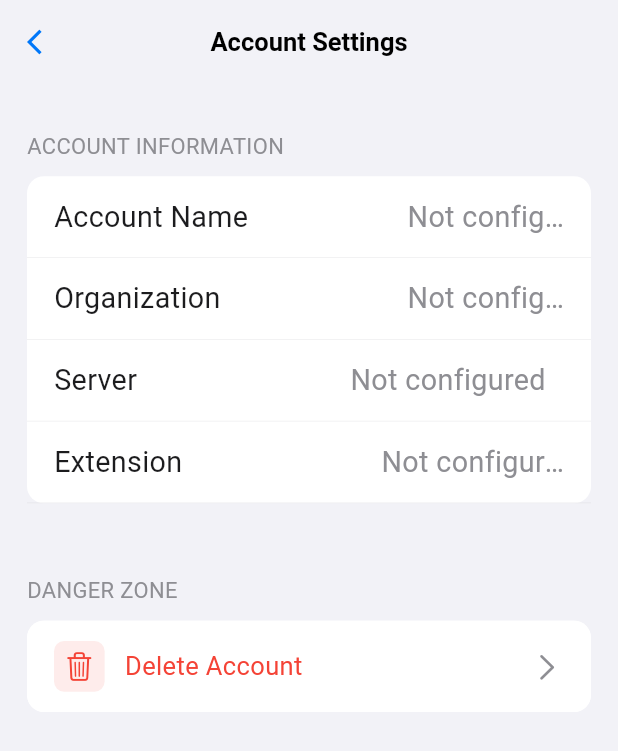
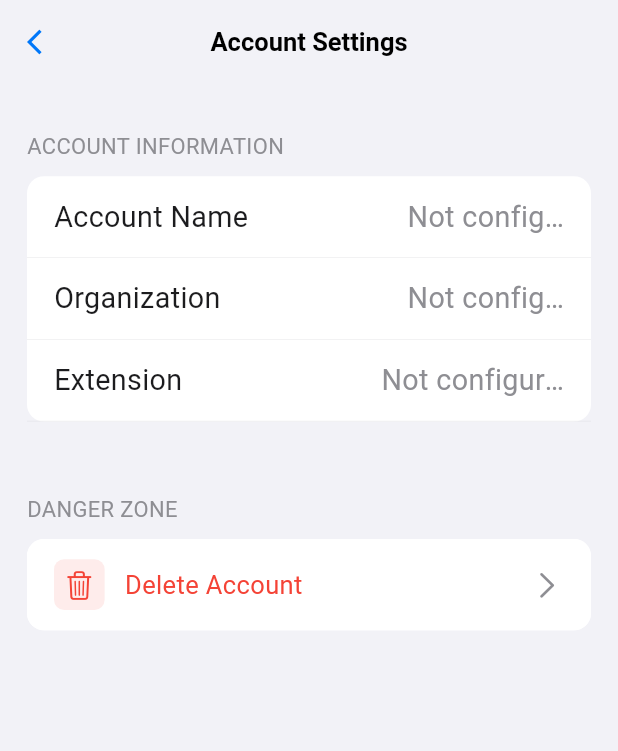
Before and after one commit to QutaibaQusai/Dash-Call, a Flutter app: the SettingsTab widget shown alone on an empty page, opened directly, after a tap on "Account", on a phone screen of 412 x 824 dp. Shown: the top 751 px of the screen. Run offline on Flutter 3.47's test engine with Material 3 defaults, Android fonts, the phone set to English and light mode, and no system bars; our stand-ins replace audioplayers, flutter_contacts, google_fonts, permission_handler, shared_preferences; missing offline and left inert: flutter_callkit_incoming, flutter_webrtc, mobile_scanner, sip_ua; accounts and stored records are empty; Roboto replaces fonts that are missing (Tajawal).

Commit message:
fix issues

```diff
--- a/lib/screens/contacts_tab.dart
+++ b/lib/screens/contacts_tab.dart
@@ -170,6 +170,7 @@ class _ContactsTabState extends State<ContactsTab> {
                   color: AppThemes.getSecondaryTextColor(context), // UPDATED: Use theme-aware color
                   fontSize: 17,
                   fontFamily: '.SF UI Text',
+                  fontWeight: FontWeight.normal
                 ),
                 prefixIcon: Icon(
                   Icons.search,
--- a/lib/screens/settings_tab.dart
+++ b/lib/screens/settings_tab.dart
@@ -1,4 +1,4 @@
-// lib/screens/settings_tab.dart - Updated with Account Name & Organization
+// lib/screens/settings_tab.dart - Updated with Connection Status Indicator
 
 import 'package:flutter/cupertino.dart';
 import 'package:flutter/material.dart';
@@ -39,10 +39,8 @@ class _SettingsTabState extends State<SettingsTab> {
                         _buildHeaderContainer(scale),
                         SizedBox(height: 32 * scale),
                         _buildAccountSettingsSection(sipService, scale),
-
                         SizedBox(height: 32 * scale),
                         _buildAppSettingsSection(themeService, scale),
-
                         SizedBox(height: 50 * scale),
                       ],
                     ),
@@ -128,6 +126,85 @@ class _SettingsTabState extends State<SettingsTab> {
     );
   }
 
+  /// Account Settings Section
+  Widget _buildAccountSettingsSection(SipService sipService, double scale) {
+    return _buildSettingsSection(
+      title: 'ACCOUNT',
+      scale: scale,
+      children: [_buildAccountSettingsItem(sipService, scale)],
+    );
+  }
+
+  /// Account settings item - UPDATED: Use account name as title, extension as subtitle, with connection status
+  Widget _buildAccountSettingsItem(SipService sipService, double scale) {
+    return _buildSettingsItem(
+      icon: CupertinoIcons.info,
+      iconColor: Colors.blue,
+      title: _getAccountTitle(sipService), // Use account name or fallback
+      subtitle: _getAccountSubtitle(sipService), // Show extension number
+      trailing: _buildAccountTrailing(sipService, scale), // UPDATED: Custom trailing with status and chevron
+      onTap: () => _navigateToConfigurationPage(sipService),
+      scale: scale,
+    );
+  }
+
+  /// UPDATED: Build account trailing with connection status and chevron
+  Widget _buildAccountTrailing(SipService sipService, double scale) {
+    return Row(
+      mainAxisSize: MainAxisSize.min,
+      children: [
+        Container(
+          width: 8 * scale,
+          height: 8 * scale,
+          decoration: BoxDecoration(
+            shape: BoxShape.circle,
+            color: _getConnectionStatusColor(sipService.status),
+          ),
+        ),
+        SizedBox(width: 8 * scale),
+        // Chevron icon
+        Icon(
+          Icons.chevron_right,
+          color: AppThemes.getSecondaryTextColor(context),
+          size: 16 * scale,
+        ),
+      ],
+    );
+  }
+
+  /// ADD THIS: Get connection status color (same as main screen)
+  Color _getConnectionStatusColor(SipConnectionStatus status) {
+    switch (status) {
+      case SipConnectionStatus.connected:
+        return Colors.green;
+      case SipConnectionStatus.connecting:
+        return Colors.orange;
+      case SipConnectionStatus.error:
+        return Colors.red;
+      case SipConnectionStatus.disconnected:
+        return Colors.grey.shade400;
+    }
+  }
+
+  /// UPDATED: Get account title (account name or fallback)
+  String _getAccountTitle(SipService sipService) {
+    if (sipService.accountName.isNotEmpty) {
+      return sipService.accountName;
+    }
+    if (sipService.username.isNotEmpty) {
+      return sipService.username;
+    }
+    return 'Account';
+  }
+
+  /// UPDATED: Get account subtitle (extension number)
+  String _getAccountSubtitle(SipService sipService) {
+    if (sipService.username.isNotEmpty) {
+      return sipService.username;
+    }
+    return 'Not configured';
+  }
+
   /// App Settings Section (Theme)
   Widget _buildAppSettingsSection(
     services.ThemeService themeService,
@@ -154,51 +231,6 @@ class _SettingsTabState extends State<SettingsTab> {
       onTap: () => _navigateToThemeSelector(),
       scale: scale,
     );
-  }
-
-  /// Account Settings Section
-  Widget _buildAccountSettingsSection(SipService sipService, double scale) {
-    return _buildSettingsSection(
-      title: 'ACCOUNT',
-      scale: scale,
-      children: [_buildAccountSettingsItem(sipService, scale)],
-    );
-  }
-
-  /// Account settings item - UPDATED: Use account name as title, extension as subtitle
-  Widget _buildAccountSettingsItem(SipService sipService, double scale) {
-    return _buildSettingsItem(
-      icon: CupertinoIcons.info,
-      iconColor: Colors.blue,
-      title: _getAccountTitle(
-        sipService,
-      ), // UPDATED: Use account name or fallback
-      subtitle: _getAccountSubtitle(
-        sipService,
-      ), // UPDATED: Show extension number
-      trailing: _buildConnectionStatusBadge(sipService, scale),
-      onTap: () => _navigateToConfigurationPage(sipService),
-      scale: scale,
-    );
-  }
-
-  /// UPDATED: Get account title (account name or fallback)
-  String _getAccountTitle(SipService sipService) {
-    if (sipService.accountName.isNotEmpty) {
-      return sipService.accountName;
-    }
-    if (sipService.username.isNotEmpty) {
-      return sipService.username;
-    }
-    return 'Account';
-  }
-
-  /// UPDATED: Get account subtitle (extension number)
-  String _getAccountSubtitle(SipService sipService) {
-    if (sipService.username.isNotEmpty) {
-      return sipService.username;
-    }
-    return 'Not configured';
   }
 
   /// Generic settings section builder
@@ -320,15 +352,6 @@ class _SettingsTabState extends State<SettingsTab> {
 
   /// Chevron icon for navigation
   Widget _buildChevronIcon(double scale) {
-    return Icon(
-      Icons.chevron_right,
-      color: AppThemes.getSecondaryTextColor(context),
-      size: 16 * scale,
-    );
-  }
-
-  /// Connection status badge
-  Widget _buildConnectionStatusBadge(SipService sipService, double scale) {
     return Icon(
       Icons.chevron_right,
       color: AppThemes.getSecondaryTextColor(context),
@@ -512,7 +535,6 @@ class _ConfigurationPageState extends State<ConfigurationPage> {
       children: [
         _buildInfoRow('Account Name', _getAccountNameDisplay(), scale: scale),
         _buildInfoRow('Organization', _getOrganizationDisplay(), scale: scale),
-        _buildInfoRow('Server', _getServerDisplay(), scale: scale),
         _buildInfoRow('Extension', _getExtensionDisplay(), scale: scale),
       ],
       scale: scale,
@@ -533,12 +555,6 @@ class _ConfigurationPageState extends State<ConfigurationPage> {
         : 'Not configured';
   }
 
-  /// Get server display text
-  String _getServerDisplay() {
-    return widget.sipService.sipServer.isNotEmpty
-        ? widget.sipService.sipServer
-        : 'Not configured';
-  }
 
   /// Get extension display text
   String _getExtensionDisplay() {
```
